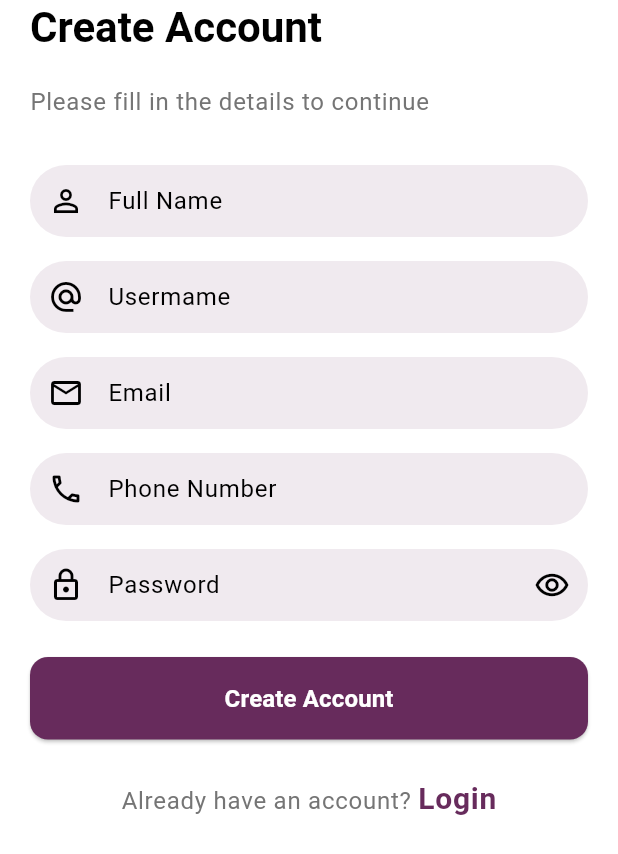
After one commit to naman0274/gup_shup, a Flutter app: the SignupScreen screen opened directly, on a phone screen of 412 x 824 dp. The commit adds this screen. Shown: the top 854 px of the screen. Run offline on Flutter 3.47's test engine with Material 3 defaults, Android fonts, the phone set to English and light mode, and no system bars.

Commit message:
ui for Signup screen

```diff
--- a/lib/config/theme/app_theme.dart
+++ b/lib/config/theme/app_theme.dart
@@ -23,7 +23,7 @@ class AppTheme {
 
     inputDecorationTheme: InputDecorationTheme(
       filled: true,
-      fillColor: primaryColor.withValues(alpha: 0.5),
+      fillColor: primaryColor.withValues(alpha: 0.1),
       contentPadding: EdgeInsets.symmetric(horizontal: 16, vertical: 8),
       border: OutlineInputBorder(
         borderRadius: BorderRadius.circular(24),
@@ -38,6 +38,7 @@ class AppTheme {
         borderSide: BorderSide(color: primaryColor),
       ),
       hintStyle: TextStyle(color: Colors.grey.shade600),
+
     ),
 
     // AppBar Theme
--- a/lib/core/common/custom_text_field.dart
+++ b/lib/core/common/custom_text_field.dart
@@ -7,6 +7,7 @@ class CustomTextField extends StatelessWidget {
   final bool? obscureText;
   final TextInputType? keyboardType;
   final Widget? prefixIcon;
+  final String? labelText;
   final Widget? suffixIcon;
   final FocusNode? focusNode;
   final String? Function(String?)? validator;
@@ -20,18 +21,19 @@ class CustomTextField extends StatelessWidget {
     this.prefixIcon,
     this.suffixIcon,
     this.focusNode,
-    this.validator,
+    this.validator, this.labelText,
   });
 
   @override
   Widget build(BuildContext context) {
     return TextFormField(
     controller: controller,
-      obscureText: obscureText!=false,
+      obscureText: obscureText??false,
       keyboardType: keyboardType,
       focusNode: focusNode,
       validator: validator,
       decoration: InputDecoration(
+        labelText: labelText ?? hintText,
         hintText: hintText,
         prefixIcon: prefixIcon,
         suffixIcon: suffixIcon,
--- a/lib/presentation/screens/auth/login_screen.dart
+++ b/lib/presentation/screens/auth/login_screen.dart
@@ -4,6 +4,7 @@ import 'package:flutter/material.dart';
 import 'package:gup_shup/config/theme/app_theme.dart';
 import 'package:gup_shup/core/common/custom_button.dart';
 import 'package:gup_shup/core/common/custom_text_field.dart';
+import 'package:gup_shup/presentation/screens/auth/signup_screen.dart';
 
 class LoginScreen extends StatefulWidget {
   @override
@@ -13,6 +14,13 @@ class LoginScreen extends StatefulWidget {
 class _LoginScreenState extends State<LoginScreen> {
   final TextEditingController emailController = TextEditingController();
   final TextEditingController passwordController = TextEditingController();
+
+@override
+  void dispose(){
+    super.dispose();
+emailController.dispose();
+passwordController.dispose();
+  }
 
   @override
   Widget build(BuildContext context) {
@@ -83,9 +91,11 @@ class _LoginScreenState extends State<LoginScreen> {
                           style: Theme.of(context).textTheme.bodyLarge
                               ?.copyWith(
                                 color: Theme.of(context).primaryColor,
+                                fontSize: 16,
                                 fontWeight: FontWeight.bold,
                               ),
-                          recognizer: TapGestureRecognizer(),
+                          recognizer: TapGestureRecognizer()..onTap=(){
+                            Navigator.pop(context);}
                         ),
                       ],
                     ),
--- /dev/null
+++ b/lib/presentation/screens/auth/signup_screen.dart
@@ -0,0 +1,127 @@
+import 'dart:io';
+
+import 'package:flutter/gestures.dart';
+import 'package:flutter/material.dart';
+import 'package:gup_shup/config/theme/app_theme.dart';
+import 'package:gup_shup/core/common/custom_button.dart';
+import 'package:gup_shup/core/common/custom_text_field.dart';
+import 'package:gup_shup/presentation/screens/auth/login_screen.dart';
+
+class SignupScreen extends StatefulWidget {
+  const SignupScreen({super.key});
+
+  @override
+  State<SignupScreen> createState() => _SignupScreenState();
+}
+
+class _SignupScreenState extends State<SignupScreen> {
+  final TextEditingController nameController = TextEditingController();
+  final TextEditingController userNameController = TextEditingController();
+  final TextEditingController emailController = TextEditingController();
+  final TextEditingController phoneController = TextEditingController();
+  final TextEditingController passwordController = TextEditingController();
+
+  @override
+  void dispose() {
+    nameController.dispose();
+    userNameController.dispose();
+    emailController.dispose();
+    phoneController.dispose();
+    passwordController.dispose();
+    super.dispose();
+  }
+
+  @override
+  Widget build(BuildContext context) {
+    return Scaffold(
+      body: SafeArea(
+        child: Padding(
+          padding: const EdgeInsets.symmetric(horizontal: 20),
+          child: Form(
+            child: Column(
+              crossAxisAlignment: CrossAxisAlignment.start,
+              children: [
+                Text(
+                  "Create Account",
+                  style: Theme.of(context).textTheme.headlineMedium?.copyWith(
+                    fontWeight: FontWeight.bold,
+                  ),
+                ),
+                SizedBox(height: 20),
+                Text(
+                  "Please fill in the details to continue",
+                  style: Theme.of(
+                    context,
+                  ).textTheme.bodyLarge?.copyWith(color: Colors.grey.shade600),
+                ),
+                SizedBox(height: 30),
+                CustomTextField(
+                  controller: nameController,
+                  hintText: "Full Name",
+                  prefixIcon: Icon(Icons.person_outline),
+                ),
+                SizedBox(height: 16),
+                CustomTextField(
+                  controller: userNameController,
+                  hintText: "Usermame",
+                  prefixIcon: Icon(Icons.alternate_email_outlined),
+
+                ),
+                SizedBox(height: 16),
+                CustomTextField(
+                  controller: emailController,
+                  hintText: "Email",
+                  prefixIcon: Icon(Icons.email_outlined),
+                ),
+                SizedBox(height: 16),
+                CustomTextField(
+                  controller: phoneController,
+                  hintText: "Phone Number",
+                  prefixIcon: Icon(Icons.phone_outlined),
+
+                ),
+                SizedBox(height: 16),
+                CustomTextField(
+                  controller: passwordController,
+                  hintText: "Password",
+                  prefixIcon: Icon(Icons.lock_outlined),
+                  suffixIcon: Icon(Icons.remove_red_eye_outlined),
+                  obscureText: true,
+                ),
+                SizedBox(height: 24),
+                CustomButton(onPressed: () {
+                  Navigator.push(context, MaterialPageRoute(builder: (context) => LoginScreen(),));
+                }, text: ("Create Account")),
+                SizedBox(height: 24),
+                Center(
+                  child: RichText(
+                    text: TextSpan(
+                      text: ("Already have an account? "),
+                      style: Theme.of(context).textTheme.bodyLarge?.copyWith(
+                        color: Colors.grey.shade600,
+                      ),
+                      children: [
+                        TextSpan(
+                          text: ("Login"),
+                          style: Theme.of(context).textTheme.bodyLarge
+                              ?.copyWith(
+                                color: Theme.of(context).primaryColor,
+                                fontSize: 20,
+                                fontWeight: FontWeight.bold,
+                              ),
+                          recognizer: TapGestureRecognizer()..onTap = (){
+                            Navigator.push(context, MaterialPageRoute(builder: (context) => LoginScreen(),));
+                          }
+                        ),
+                      ],
+                    ),
+                  ),
+                ),
+              ],
+            ),
+          ),
+        ),
+      ),
+    );
+  }
+}
```
